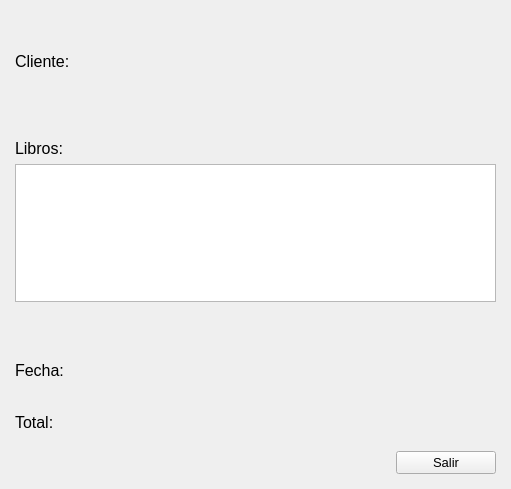
The window that recibo.ui (JuannRob/final-lab2) describes before a commit, drawn with Qt 5.
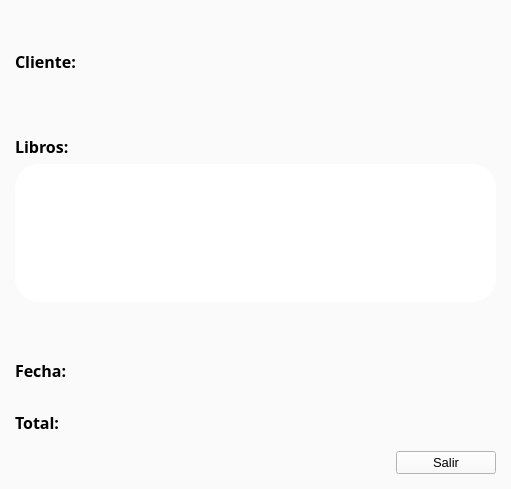
The same window after the commit.

Patch:
```diff
--- a/recibo.ui
+++ b/recibo.ui
@@ -13,6 +13,9 @@
   <property name="windowTitle">
    <string>Recibo</string>
   </property>
+  <property name="styleSheet">
+   <string notr="true">background-color:rgb(250, 250, 250);</string>
+  </property>
   <widget class="QWidget" name="centralwidget">
    <layout class="QVBoxLayout" name="verticalLayout_2" stretch="2,1,3,0,1,1,0">
     <property name="leftMargin">
@@ -31,7 +34,10 @@
      <widget class="QLabel" name="cliente">
       <property name="font">
        <font>
+        <family>Volkswagen-Serial</family>
         <pointsize>12</pointsize>
+        <weight>75</weight>
+        <bold>true</bold>
        </font>
       </property>
       <property name="text">
@@ -43,7 +49,10 @@
      <widget class="QLabel" name="label_5">
       <property name="font">
        <font>
+        <family>Volkswagen-Serial</family>
         <pointsize>12</pointsize>
+        <weight>75</weight>
+        <bold>true</bold>
        </font>
       </property>
       <property name="text">
@@ -52,7 +61,11 @@
      </widget>
     </item>
     <item>
-     <widget class="QListWidget" name="librosLista"/>
+     <widget class="QListWidget" name="librosLista">
+      <property name="styleSheet">
+       <string notr="true">border-radius: 24;background-color:rgb(255,255,255)</string>
+      </property>
+     </widget>
     </item>
     <item>
      <spacer name="verticalSpacer_2">
@@ -71,7 +84,10 @@
      <widget class="QLabel" name="fecha">
       <property name="font">
        <font>
+        <family>Volkswagen-Serial</family>
         <pointsize>12</pointsize>
+        <weight>75</weight>
+        <bold>true</bold>
        </font>
       </property>
       <property name="text">
@@ -83,7 +99,10 @@
      <widget class="QLabel" name="total">
       <property name="font">
        <font>
+        <family>Volkswagen-Serial</family>
         <pointsize>12</pointsize>
+        <weight>75</weight>
+        <bold>true</bold>
        </font>
       </property>
       <property name="text">
```
